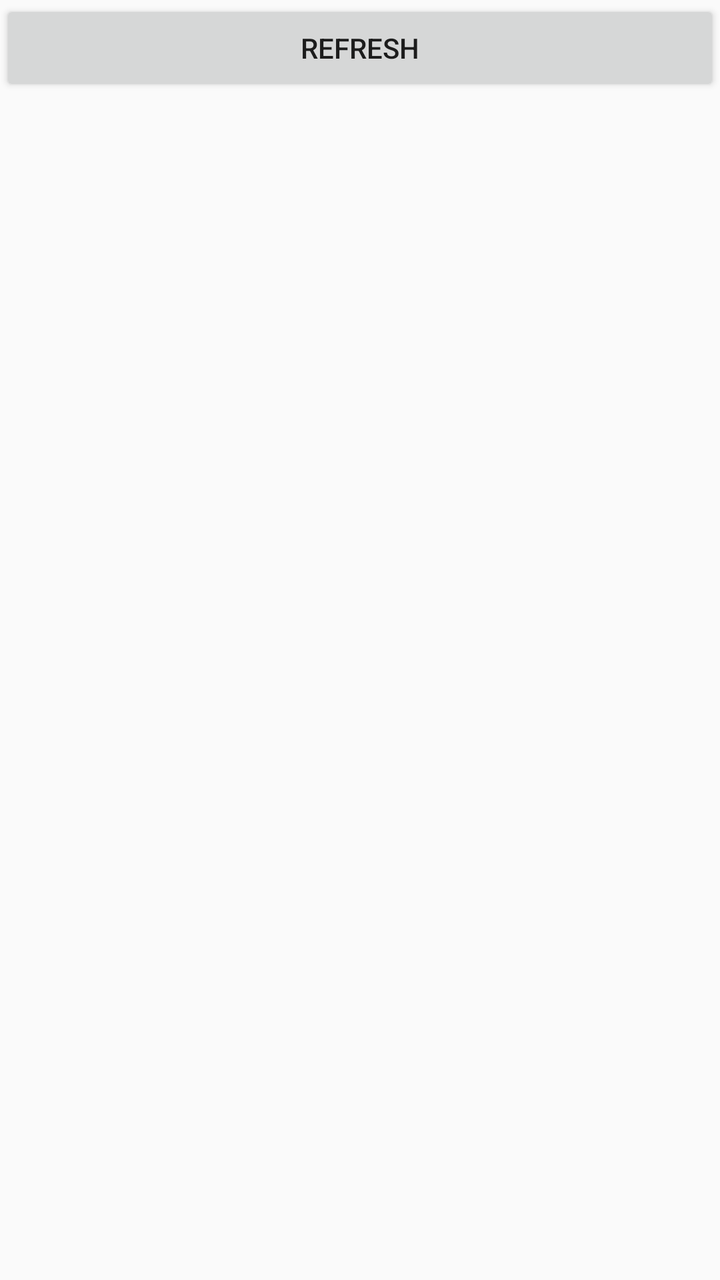
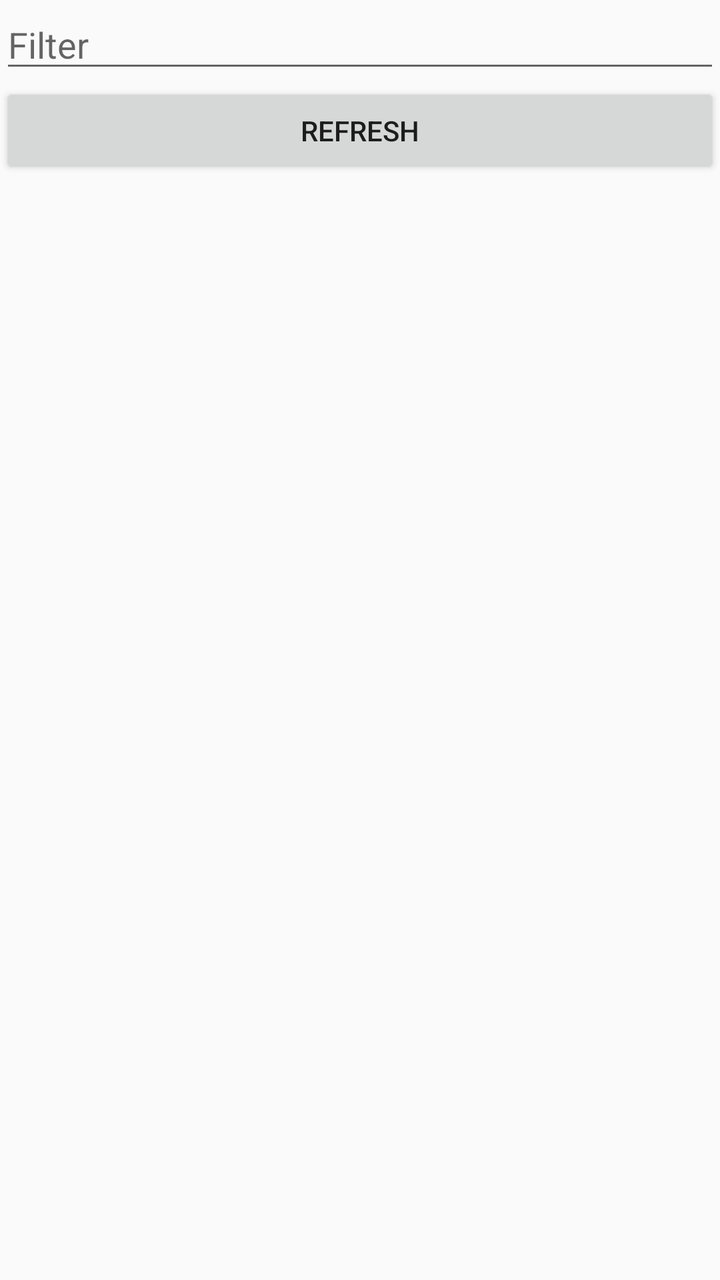

Two renders of the same Android screen: before a commit and after it. Below are the layout's source before the change and the commit's diff.
<!-- AndroidManifest.xml: application theme AppTheme -->
<!-- res/layout/activity_show_messages_actitvity.xml -->
<?xml version="1.0" encoding="utf-8"?>
<LinearLayout
    xmlns:android="http://schemas.android.com/apk/res/android"
    android:orientation="vertical"
    android:layout_width="fill_parent"
    android:layout_height="fill_parent" >
    <Button
        android:id="@+id/addBtn"
        android:text="Refresh"
        android:layout_width="fill_parent"
        android:layout_height="wrap_content"
        android:onClick="refresh"/>

    <ListView
        android:id="@+id/list"
        android:layout_width="fill_parent"
        android:layout_height="wrap_content"
        android:drawSelectorOnTop="false" />
</LinearLayout>
<!-- resources referenced by this layout -->
<resources>
  <style name="AppTheme" parent="Theme.AppCompat.Light.DarkActionBar">
          
          <item name="colorPrimary">@color/colorPrimary</item>
          <item name="colorPrimaryDark">@color/colorPrimaryDark</item>
          <item name="colorAccent">@color/colorAccent</item>
      </style>
  <color name="colorPrimary">#BF0B22</color>
  <color name="colorPrimaryDark">#9E171E</color>
  <color name="colorAccent">#DF3D4A</color>
</resources>

<!-- the commit's change to res/layout/activity_show_messages_actitvity.xml (unified diff, before → after) -->
@@ -4,6 +4,15 @@
     android:orientation="vertical"
     android:layout_width="fill_parent"
     android:layout_height="fill_parent" >
+
+    <EditText
+        android:id="@+id/editText"
+        android:layout_width="match_parent"
+        android:layout_height="wrap_content"
+        android:ems="10"
+        android:hint="Filter"
+        android:inputType="textPersonName" />
+
     <Button
         android:id="@+id/addBtn"
         android:text="Refresh"
